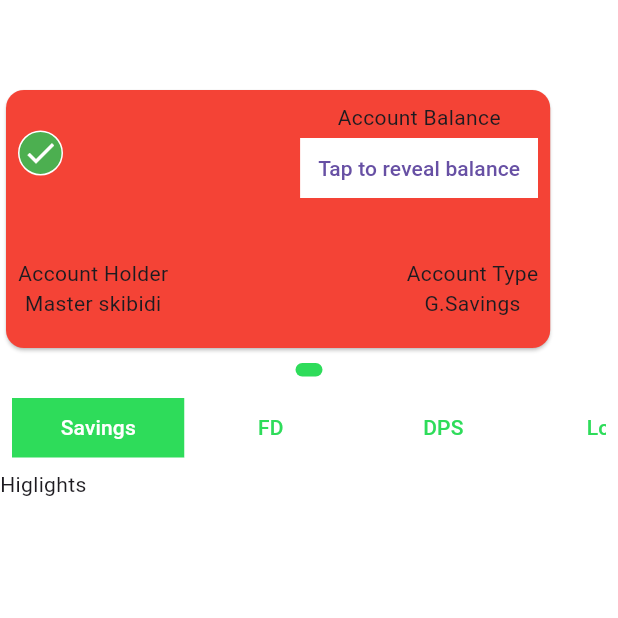
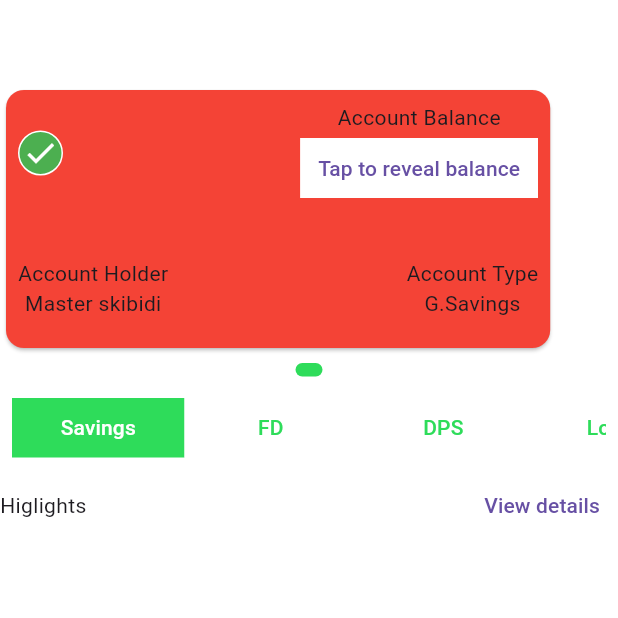
Before and after one commit to ridwan1178/rupali_bank_demo, a Flutter app: the Homepage screen opened by its route, on a phone screen of 412 x 824 dp, the top half of it. Run offline on Flutter 3.47's test engine with Material 3 defaults, Android fonts, the phone set to English and light mode, and no system bars; drawn by our look-alikes of dots_indicator; our stand-ins replace flutter_easyloading, go_router; generated files the repository leaves out were written again.

Commit message:
account_details_page route added

```diff
--- a/lib/homepage/homepage_routes.dart
+++ b/lib/homepage/homepage_routes.dart
@@ -1,5 +1,6 @@
 import 'package:flutter/material.dart';
 import 'package:go_router/go_router.dart';
+import 'package:rupali_bank_demo/homepage/presentation/account_details_page.dart';
 import 'package:rupali_bank_demo/homepage/presentation/homepage.dart';
 import 'package:provider/provider.dart';
 import 'package:rupali_bank_demo/providers/homepage_account_statement_provider.dart';
@@ -14,5 +15,13 @@ class HomepageRoutes {
           child: const Homepage(),
         );
       },
+      routes: [accountDetails]);
+
+  static final GoRoute accountDetails = GoRoute(
+      name: AccountDetailsPage.namedRoute,
+      path: AccountDetailsPage.path,
+      builder: (BuildContext context, GoRouterState state) {
+        return AccountDetailsPage();
+      },
       );
 }
--- a/lib/homepage/presentation/account_details_page.dart
+++ b/lib/homepage/presentation/account_details_page.dart
@@ -1,7 +1,10 @@
 import 'package:flutter/material.dart';
+import 'package:rupali_bank_demo/homepage/presentation/homepage.dart';
 
 class AccountDetailsPage extends StatelessWidget {
   const AccountDetailsPage({super.key});
+  static const String namedRoute = "accountdetails";
+  static const String path = "${Homepage.namedRoute}/accountdetails";
 
   @override
   Widget build(BuildContext context) {
--- a/lib/homepage/presentation/homepage.dart
+++ b/lib/homepage/presentation/homepage.dart
@@ -4,10 +4,12 @@ import 'package:flutter/material.dart';
 import 'package:flutter/widgets.dart';
 import 'package:rupali_bank_demo/homepage/account_statement_options.dart';
 import 'package:rupali_bank_demo/homepage/card/card_body.dart';
+import 'package:rupali_bank_demo/homepage/presentation/account_details_page.dart';
 import 'package:rupali_bank_demo/providers/homepage_account_statement_provider.dart';
 import 'package:rupali_bank_demo/utils/basic_appbar.dart';
 import 'package:provider/provider.dart';
 import 'package:rupali_bank_demo/utils/dots_indicator_widget.dart';
+import 'package:go_router/go_router.dart';
 
 class Homepage extends StatefulWidget {
   const Homepage({super.key});
@@ -73,10 +75,15 @@ class _HomepageState extends State<Homepage> {
             _dotsForCards(context,
                 context.watch<HomepageAccountStatementProvider>().cards.length),
             const AccountStatementOptions(),
-            const Row(
+            Row(
               children: [
                 Text("Higlights"),
                 Spacer(),
+                TextButton(
+                    onPressed: () {
+                      context.goNamed(AccountDetailsPage.namedRoute);
+                    },
+                    child: Text("View details"))
               ],
             )
           ],
```
Lines whose indentation alone changed are shown as unchanged.
